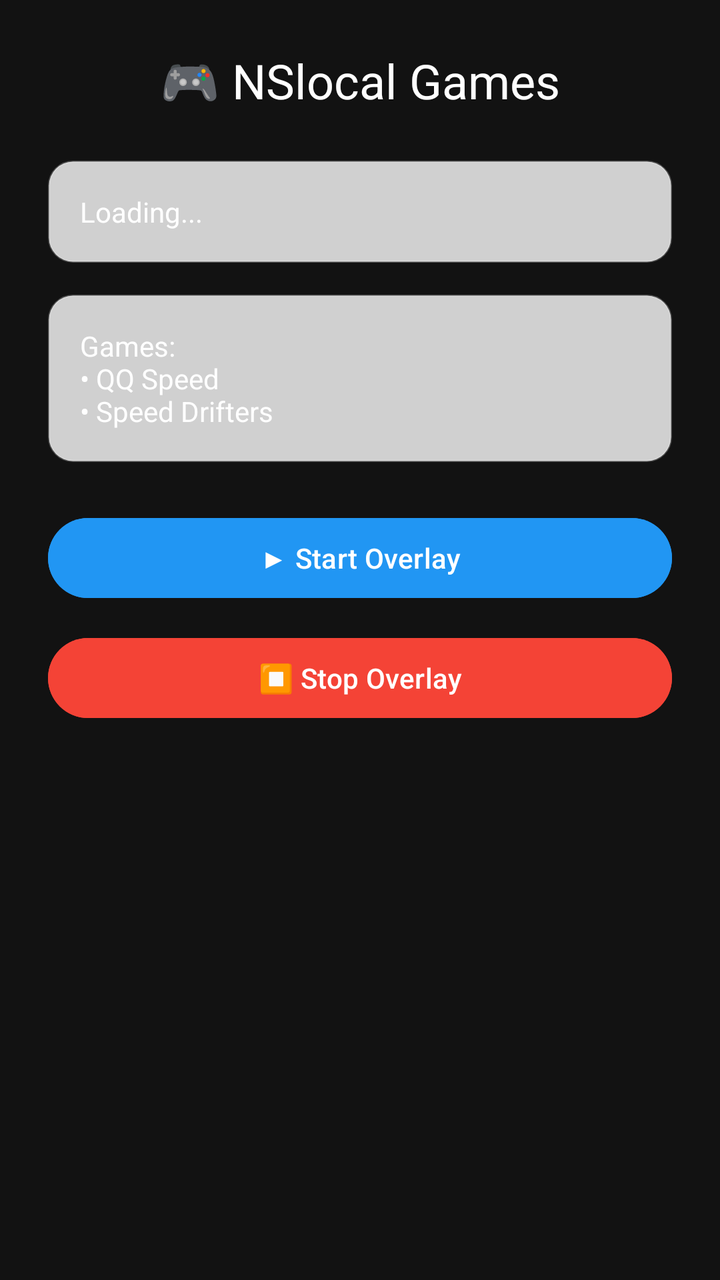
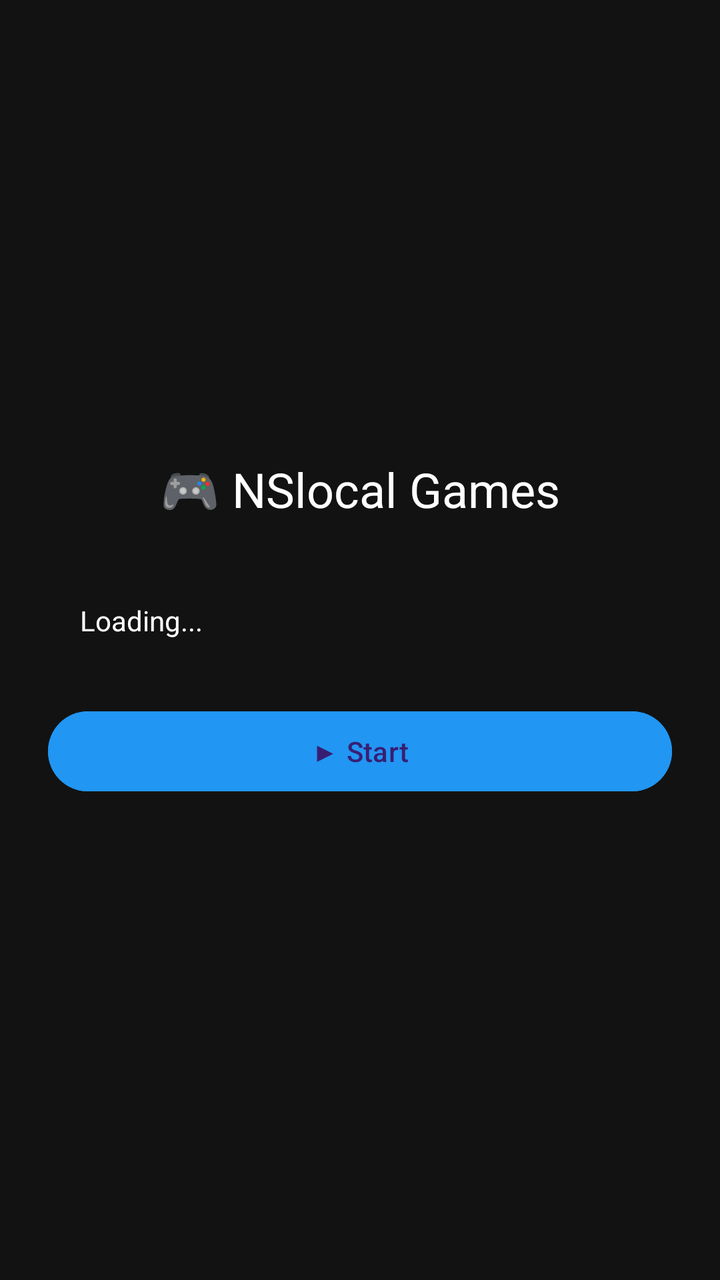

The first picture is an Android layout as it rendered before a commit; the second is the same layout after the commit. The layout source and the unified diff follow.
<!-- AndroidManifest.xml: application theme Theme.NSlocalGames -->
<!-- res/layout/activity_main.xml -->
<?xml version="1.0" encoding="utf-8"?>
<LinearLayout xmlns:android="http://schemas.android.com/apk/res/android"
    android:layout_width="match_parent"
    android:layout_height="match_parent"
    android:orientation="vertical"
    android:background="@color/bg_dark"
    android:padding="24dp"
    android:gravity="center_horizontal">

    <TextView
        android:layout_width="wrap_content"
        android:layout_height="wrap_content"
        android:text="🎮 NSlocal Games"
        android:textSize="24sp"
        android:textColor="@color/white_cpu"
        android:layout_marginBottom="24dp"/>

    <TextView
        android:id="@+id/tvDeviceInfo"
        android:layout_width="match_parent"
        android:layout_height="wrap_content"
        android:text="Loading..."
        android:textSize="14sp"
        android:textColor="@color/white_cpu"
        android:padding="16dp"
        android:background="@drawable/glass_panel"
        android:layout_marginBottom="16dp"/>

    <TextView
        android:id="@+id/tvGameList"
        android:layout_width="match_parent"
        android:layout_height="wrap_content"
        android:text="Games:\n• QQ Speed\n• Speed Drifters"
        android:textSize="14sp"
        android:textColor="@color/white_cpu"
        android:padding="16dp"
        android:background="@drawable/glass_panel"
        android:layout_marginBottom="24dp"/>

    <Button
        android:id="@+id/btnStart"
        android:layout_width="match_parent"
        android:layout_height="wrap_content"
        android:text="▶ Start Overlay"
        android:backgroundTint="@color/primary"
        android:textColor="@color/white_cpu"
        android:layout_marginBottom="12dp"/>

    <Button
        android:id="@+id/btnStop"
        android:layout_width="match_parent"
        android:layout_height="wrap_content"
        android:text="⏹ Stop Overlay"
        android:backgroundTint="@color/battery_red"
        android:textColor="@color/white_cpu"/>

</LinearLayout>
<!-- resources referenced by this layout -->
<resources>
  <color name="battery_red">#F44336</color>
  <color name="bg_dark">#121212</color>
  <color name="primary">#2196F3</color>
  <color name="white_cpu">#FFFFFF</color>
  <!-- drawable glass_panel (drawable) -->
  <?xml version="1.0" encoding="utf-8"?>
  <shape xmlns:android="http://schemas.android.com/apk/res/android"
      android:shape="rectangle">
      <solid android:color="@color/glass_bg"/>
      <corners android:radius="12dp"/>
      <stroke
          android:width="1dp"
          android:color="@color/glass_border"/>
      <padding
          android:left="12dp"
          android:top="8dp"
          android:right="12dp"
          android:bottom="8dp"/>
  </shape>
  <style name="Theme.NSlocalGames" parent="Theme.Material3.Dark.NoActionBar">
          <item name="colorPrimary">@color/primary</item>
          <item name="android:windowBackground">@color/bg_dark</item>
      </style>
  <color name="glass_bg">#CCFFFFFF</color>
  <color name="glass_border">#40FFFFFF</color>
</resources>

<!-- the commit's change to res/layout/activity_main.xml (unified diff, before → after) -->
@@ -5,8 +5,7 @@
     android:orientation="vertical"
     android:background="@color/bg_dark"
     android:padding="24dp"
-    android:gravity="center_horizontal">
-
+    android:gravity="center">
     <TextView
         android:layout_width="wrap_content"
         android:layout_height="wrap_content"
@@ -14,44 +13,19 @@
         android:textSize="24sp"
         android:textColor="@color/white_cpu"
         android:layout_marginBottom="24dp"/>
-
     <TextView
         android:id="@+id/tvDeviceInfo"
         android:layout_width="match_parent"
         android:layout_height="wrap_content"
         android:text="Loading..."
-        android:textSize="14sp"
         android:textColor="@color/white_cpu"
         android:padding="16dp"
-        android:background="@drawable/glass_panel"
         android:layout_marginBottom="16dp"/>
-
-    <TextView
-        android:id="@+id/tvGameList"
-        android:layout_width="match_parent"
-        android:layout_height="wrap_content"
-        android:text="Games:\n• QQ Speed\n• Speed Drifters"
-        android:textSize="14sp"
-        android:textColor="@color/white_cpu"
-        android:padding="16dp"
-        android:background="@drawable/glass_panel"
-        android:layout_marginBottom="24dp"/>
-
     <Button
         android:id="@+id/btnStart"
         android:layout_width="match_parent"
         android:layout_height="wrap_content"
-        android:text="▶ Start Overlay"
+        android:text="▶ Start"
         android:backgroundTint="@color/primary"
-        android:textColor="@color/white_cpu"
         android:layout_marginBottom="12dp"/>
-
-    <Button
-        android:id="@+id/btnStop"
-        android:layout_width="match_parent"
-        android:layout_height="wrap_content"
-        android:text="⏹ Stop Overlay"
-        android:backgroundTint="@color/battery_red"
-        android:textColor="@color/white_cpu"/>
-
 </LinearLayout>
<!-- resource entries referenced after the edit -->
@@ -1,29 +1,11 @@
 <!-- resources referenced by this layout -->
 <resources>
-  <color name="battery_red">#F44336</color>
   <color name="bg_dark">#121212</color>
   <color name="primary">#2196F3</color>
   <color name="white_cpu">#FFFFFF</color>
-  <!-- drawable glass_panel (drawable) -->
-  <?xml version="1.0" encoding="utf-8"?>
-  <shape xmlns:android="http://schemas.android.com/apk/res/android"
-      android:shape="rectangle">
-      <solid android:color="@color/glass_bg"/>
-      <corners android:radius="12dp"/>
-      <stroke
-          android:width="1dp"
-          android:color="@color/glass_border"/>
-      <padding
-          android:left="12dp"
-          android:top="8dp"
-          android:right="12dp"
-          android:bottom="8dp"/>
-  </shape>
   <style name="Theme.NSlocalGames" parent="Theme.Material3.Dark.NoActionBar">
           <item name="colorPrimary">@color/primary</item>
           <item name="android:windowBackground">@color/bg_dark</item>
       </style>
-  <color name="glass_bg">#CCFFFFFF</color>
-  <color name="glass_border">#40FFFFFF</color>
 </resources>
 
